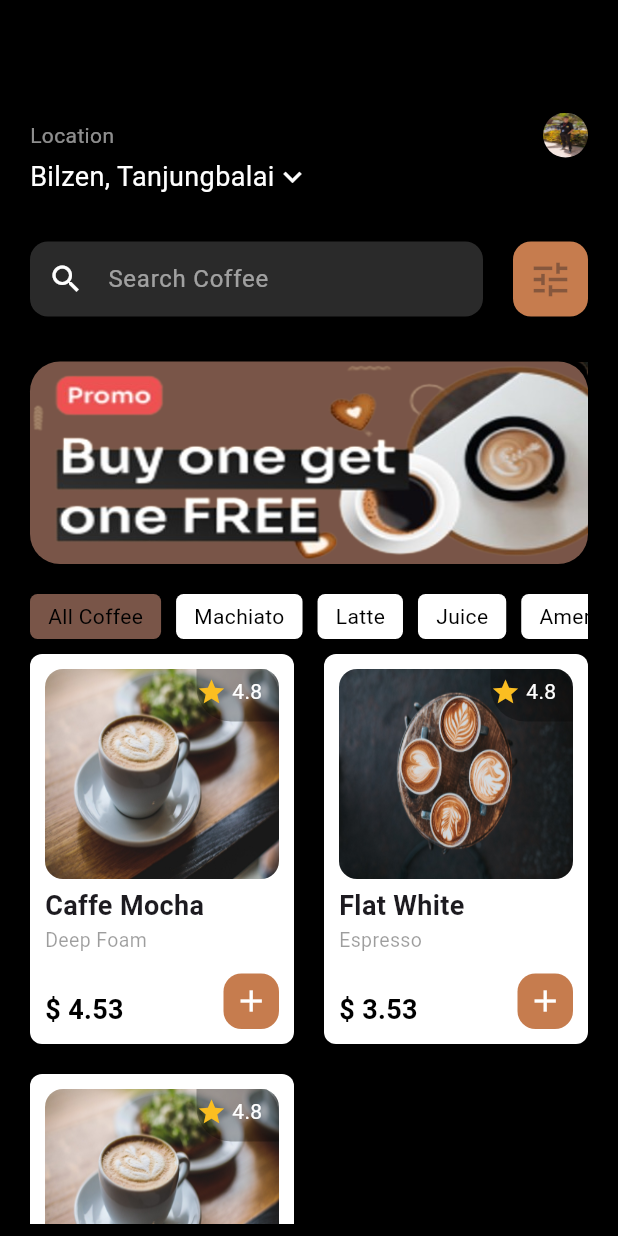
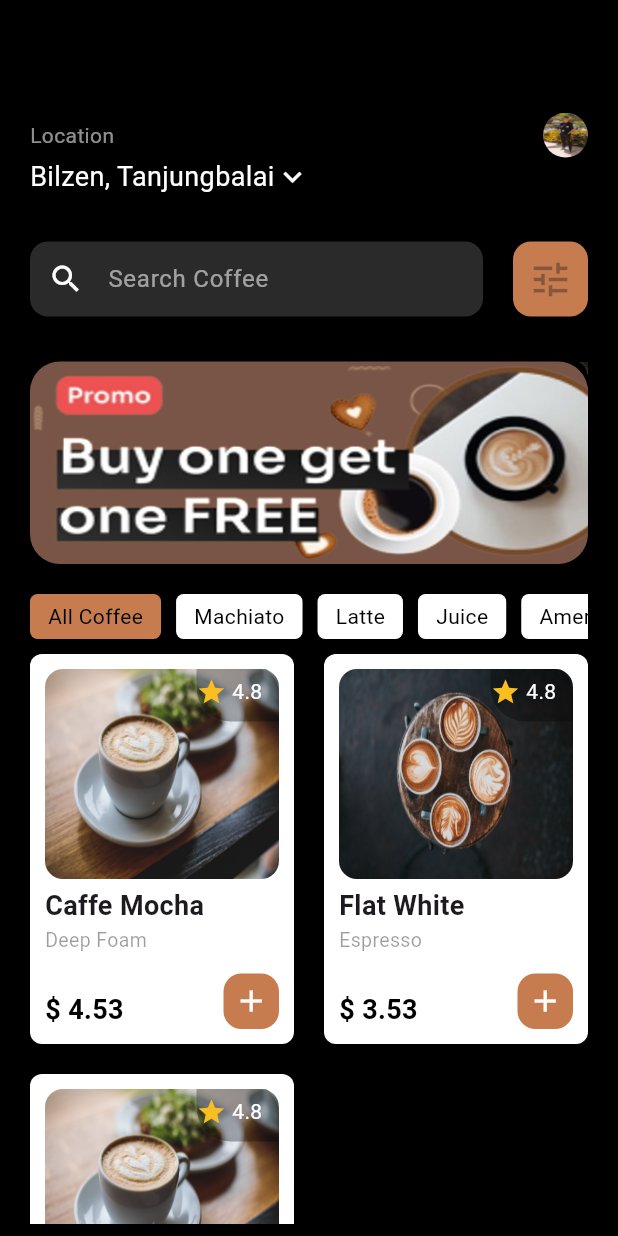
Before and after one commit to Sharawelly/Flutter-Coffee-UI, a Flutter app: the screen it shows after launch, on a phone screen of 412 x 824 dp. Run offline on Flutter 3.47's test engine with Material 3 defaults, Android fonts, the phone set to English and light mode, and no system bars; our stand-ins replace readmore.

Commit message:
final add

```diff
--- a/lib/detailedScreen/detailed_screen_app_bar.dart
+++ b/lib/detailedScreen/detailed_screen_app_bar.dart
@@ -17,7 +17,7 @@ class DetailedScreenAppBar extends StatelessWidget
         horizontal: 25,
       ),
       child: AppBar(
-        backgroundColor: Colors.white,
+        backgroundColor: Color.fromARGB(255, 249, 249, 249),
         centerTitle: true,
         // Ensures "Detail" is centered
         title: Text(
--- a/lib/startScreen/categories.dart
+++ b/lib/startScreen/categories.dart
@@ -45,7 +45,7 @@ class _CategoriesState extends State<Categories>{
                           vertical: 0,
                         ),
                         decoration: BoxDecoration(
-                          color: selectedIndex == index ? Colors.brown : Colors.white,
+                          color: selectedIndex == index ? Color.fromARGB(255, 198, 124, 78) : Colors.white,
                           borderRadius: BorderRadius.circular(5)
                         ),
                         child: Center(
```
